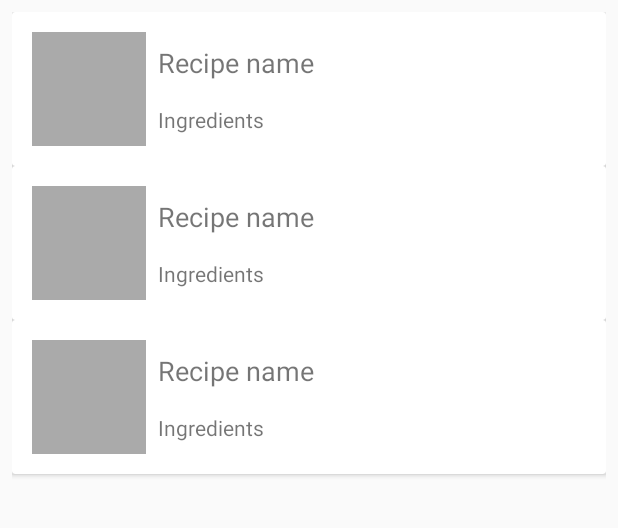
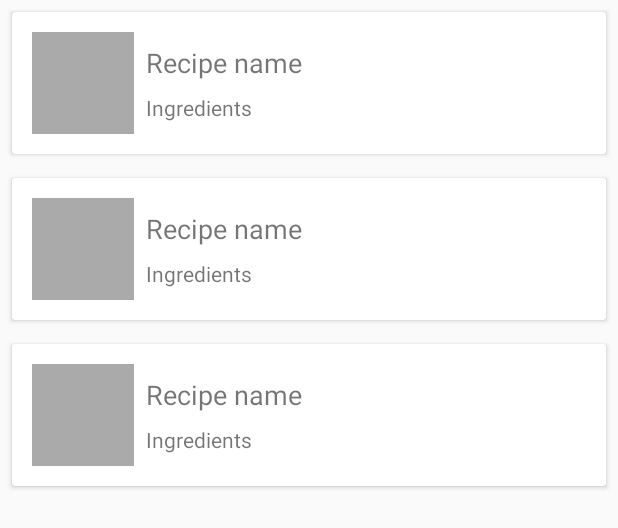
Before and after one commit to gscdev/recipes, an Android app: the layout content_recipe_list.xml on its own in the app's theme, with its tools: preview values and no code run, on a phone screen of 412 x 824 dp. Shown: the top 528 px of the screen. Run offline under Robolectric (Android 15) with nearby library versions, the phone set to English and light mode, and no system bars.

Commit message:
Adjust list margins

```diff
--- a/app/src/main/java/com/gsc/recipes/ui/recipes/RecipesRecyclerViewAdapter.java
+++ b/app/src/main/java/com/gsc/recipes/ui/recipes/RecipesRecyclerViewAdapter.java
@@ -42,7 +42,7 @@ class RecipesRecyclerViewAdapter extends RecyclerView.Adapter<RecipesRecyclerVie
         holder.ingredients.setText(recipe.getIngredients());
 
         if (isEmpty(recipe.getImage())) {
-            Picasso.get().load(android.R.color.darker_gray);
+            holder.image.setImageDrawable(null);
         } else {
             Picasso.get().load(recipe.getImage()).into(holder.image);
         }
--- a/app/src/main/res/layout/content_recipe_list.xml
+++ b/app/src/main/res/layout/content_recipe_list.xml
@@ -12,10 +12,6 @@
         android:id="@+id/recipe_list"
         android:layout_width="match_parent"
         android:layout_height="match_parent"
-        android:layout_marginBottom="8dp"
-        android:layout_marginEnd="8dp"
-        android:layout_marginStart="8dp"
-        android:layout_marginTop="8dp"
         app:layout_constraintBottom_toBottomOf="parent"
         app:layout_constraintEnd_toEndOf="parent"
         app:layout_constraintStart_toStartOf="parent"
--- a/app/src/main/res/layout/item_recipe.xml
+++ b/app/src/main/res/layout/item_recipe.xml
@@ -4,7 +4,8 @@
     xmlns:app="http://schemas.android.com/apk/res-auto"
     xmlns:tools="http://schemas.android.com/tools"
     android:layout_width="match_parent"
-    android:layout_height="wrap_content">
+    android:layout_height="wrap_content"
+    android:layout_margin="@dimen/item_margin">
 
     <android.support.constraint.ConstraintLayout
         android:layout_width="match_parent"
@@ -15,23 +16,24 @@
             android:id="@+id/item_image"
             android:layout_width="0dp"
             android:layout_height="0dp"
-            android:layout_margin="@dimen/item_horizontal_margin"
+            android:layout_margin="@dimen/item_margin"
             app:layout_constraintDimensionRatio="1:1"
             app:layout_constraintTop_toTopOf="parent"
             app:layout_constraintBottom_toBottomOf="parent"
             app:layout_constraintStart_toStartOf="parent"
-            app:srcCompat="@android:color/darker_gray" />
+            app:srcCompat="@android:color/darker_gray"
+            android:scaleType="centerCrop"/>
 
         <TextView
             android:id="@+id/item_title"
             android:layout_width="0dp"
             android:layout_height="wrap_content"
-            android:layout_marginTop="@dimen/item_vertical_margin"
-            android:layout_marginEnd="@dimen/item_horizontal_margin"
-            android:layout_marginStart="@dimen/item_horizontal_margin"
+            android:layout_marginTop="@dimen/item_margin"
+            android:layout_marginEnd="@dimen/item_margin"
+            android:layout_marginStart="@dimen/item_margin"
             app:layout_constraintEnd_toEndOf="parent"
             app:layout_constraintStart_toEndOf="@+id/item_image"
-            app:layout_constraintTop_toTopOf="parent"
+            app:layout_constraintTop_toTopOf="@id/item_image"
             android:singleLine="true"
             tools:text="Recipe name"
             android:textSize="18sp"/>
@@ -40,12 +42,9 @@
             android:id="@+id/item_ingredients"
             android:layout_width="0dp"
             android:layout_height="wrap_content"
-            android:layout_marginTop="@dimen/item_vertical_margin"
-            android:layout_marginBottom="@dimen/item_vertical_margin"
-            android:layout_marginEnd="@dimen/item_horizontal_margin"
-            android:layout_marginStart="@dimen/item_horizontal_margin"
+            android:layout_margin="@dimen/item_margin"
             app:layout_constraintTop_toBottomOf="@id/item_title"
-            app:layout_constraintBottom_toBottomOf="parent"
+            app:layout_constraintBottom_toBottomOf="@id/item_image"
             app:layout_constraintStart_toEndOf="@+id/item_image"
             app:layout_constraintEnd_toEndOf="parent"
             android:singleLine="true"
--- a/app/src/main/res/values/dimens.xml
+++ b/app/src/main/res/values/dimens.xml
@@ -1,5 +1,4 @@
 <?xml version="1.0" encoding="utf-8"?>
 <resources>
-    <dimen name="item_horizontal_margin">8dp</dimen>
-    <dimen name="item_vertical_margin">16dp</dimen>
+    <dimen name="item_margin">8dp</dimen>
 </resources>
```
